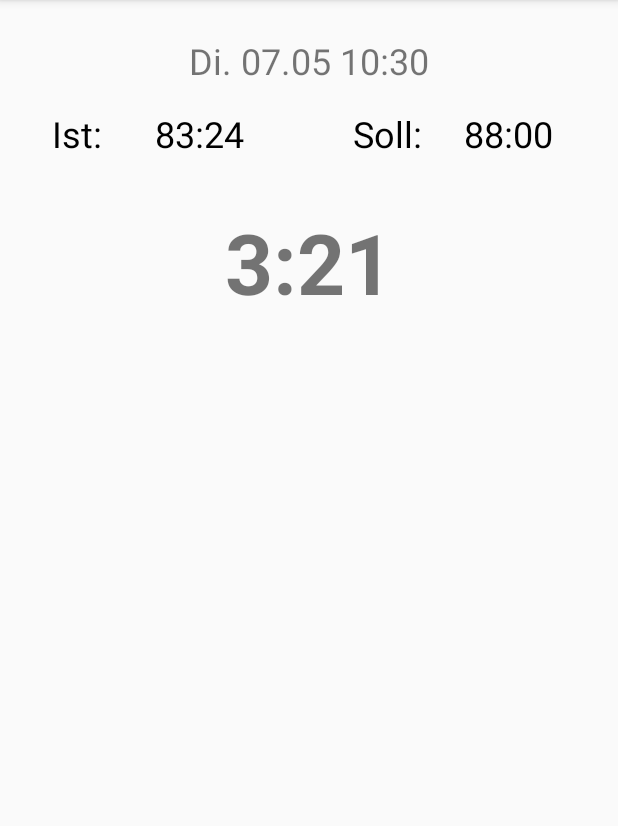
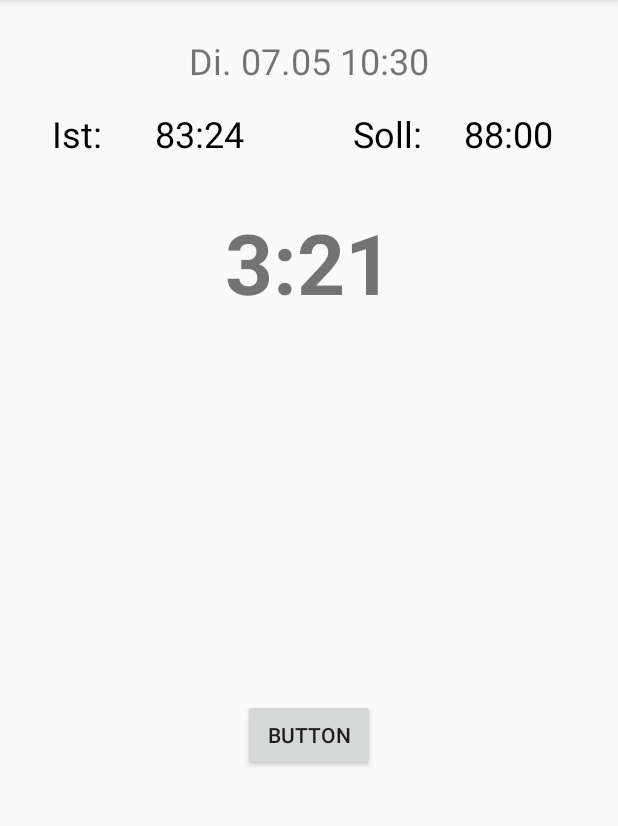
Before and after one commit to OhioDschungel6/ourglass, an Android app: the screen it shows after launch (MainActivity), on a phone screen of 412 x 824 dp, the part 84-910 px from its top. Run offline under Robolectric (Android 15) with nearby library versions, the phone set to English and light mode, and no system bars.

Commit message:
Added Mainbutton

```diff
--- a/app/src/main/res/layout/content_main.xml
+++ b/app/src/main/res/layout/content_main.xml
@@ -88,4 +88,18 @@
         android:textSize="56sp"
         android:textStyle="bold"
         app:layout_constraintTop_toBottomOf="@+id/linearLayout" />
+
+    <Button
+        android:id="@+id/button"
+        android:layout_width="wrap_content"
+        android:layout_height="wrap_content"
+        android:layout_marginStart="8dp"
+        android:layout_marginTop="8dp"
+        android:layout_marginEnd="8dp"
+        android:layout_marginBottom="8dp"
+        android:text="Button"
+        app:layout_constraintBottom_toBottomOf="parent"
+        app:layout_constraintEnd_toEndOf="parent"
+        app:layout_constraintStart_toStartOf="parent"
+        app:layout_constraintTop_toBottomOf="@+id/worktime" />
 </android.support.constraint.ConstraintLayout>
```
Also changed, not shown: gradle/wrapper/gradle-wrapper.properties.
